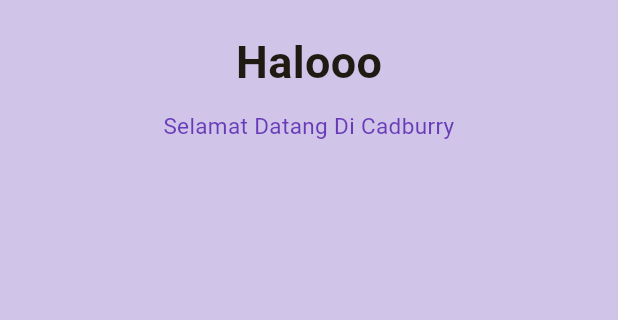
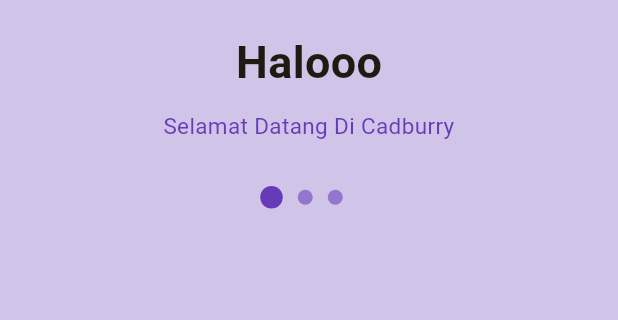
Before and after one commit to damarbagas-234/uts_aplikasimobile_1123150107, a Flutter app: the screen it shows after launch, on a phone screen of 412 x 824 dp, the part 534-854 px from its top. Run offline on Flutter 3.47's test engine with Material 3 defaults, Android fonts, the phone set to English and light mode, and no system bars.

```diff
--- a/lib/screen/splash1.dart
+++ b/lib/screen/splash1.dart
@@ -46,7 +46,39 @@ class Splash1 extends StatelessWidget {
                       color: Colors.deepPurple
                     ),
                   ),
-
+                  SizedBox(height: 30,),
+                  Row(
+                    mainAxisAlignment: MainAxisAlignment.center,
+                    children: [
+                      Container(
+                        width: 15,
+                        height: 15,
+                        decoration: BoxDecoration(
+                          shape: BoxShape.circle,
+                          color: Colors.deepPurple
+                        ),
+                      ),
+                      SizedBox(width: 10,),
+                      Container(
+                        width: 10,
+                        height: 10,
+                        decoration: BoxDecoration(
+                          shape: BoxShape.circle,
+                          color: Colors.deepPurple.shade300
+                        ),
+                      ),
+                      SizedBox(width: 10,),
+                      Container(
+                        width: 10,
+                        height: 10,
+                        decoration: BoxDecoration(
+                          shape: BoxShape.circle,
+                          color: Colors.deepPurple.shade300
+                        ),
+                      ),
+                      SizedBox(width: 10,),
+                    ],
+                  ),
                 ],
               ),
             ),
```
